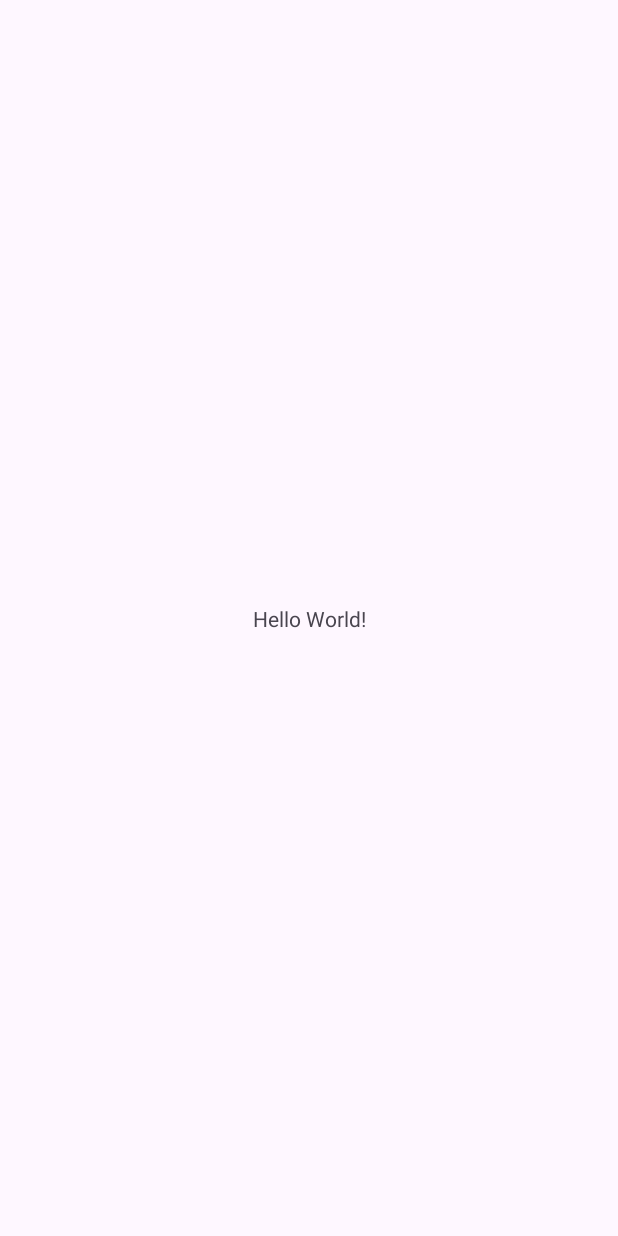
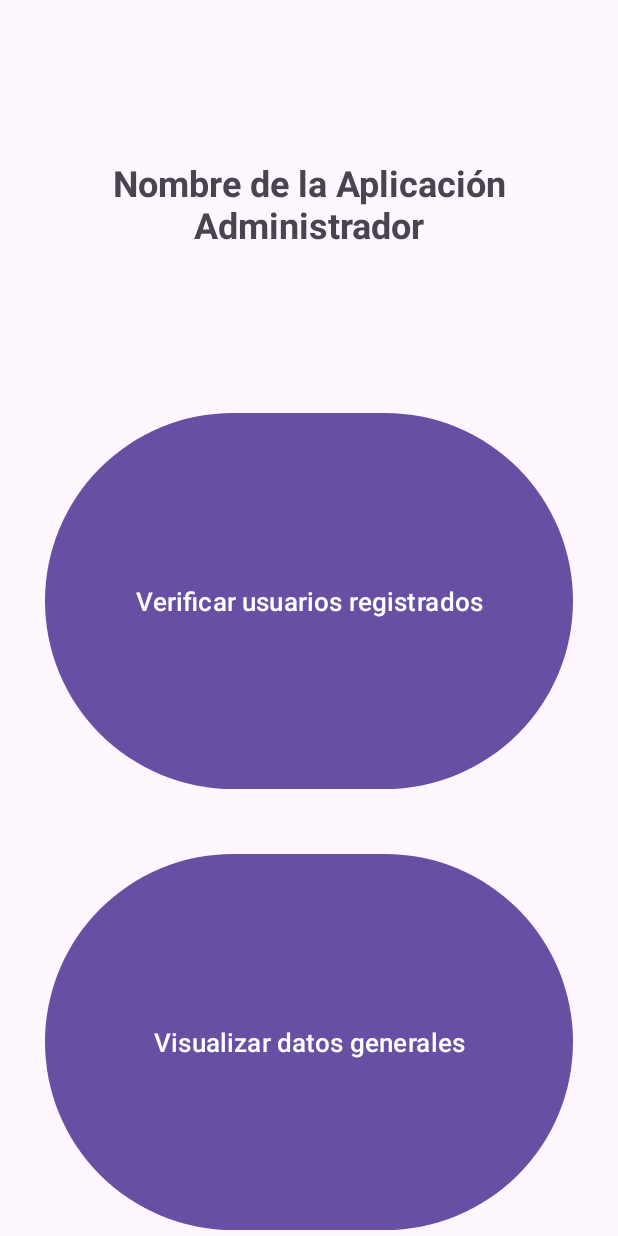
Before and after one commit to J-2001/Trabajo-Terminal-II, an Android app: the screen it shows after launch (MainActivity), on a phone screen of 412 x 824 dp. Before the commit the screen is almost empty. Run offline under Robolectric (Android 15) with nearby library versions, the phone set to English and light mode, and no system bars.

Commit message:
Implementación del Caso de Uso 8

```diff
--- a/app/src/main/AndroidManifest.xml
+++ b/app/src/main/AndroidManifest.xml
@@ -13,6 +13,9 @@
         android:theme="@style/Theme.Prototipo3"
         tools:targetApi="31">
         <activity
+            android:name=".SecondActivity"
+            android:exported="false" />
+        <activity
             android:name=".MainActivity"
             android:exported="true">
             <intent-filter>
--- a/app/src/main/java/com/example/prototipo3/MainActivity.java
+++ b/app/src/main/java/com/example/prototipo3/MainActivity.java
@@ -2,7 +2,9 @@ package com.example.prototipo3;
 
 import androidx.appcompat.app.AppCompatActivity;
 
+import android.content.Intent;
 import android.os.Bundle;
+import android.widget.Button;
 
 public class MainActivity extends AppCompatActivity {
 
@@ -10,5 +12,16 @@ public class MainActivity extends AppCompatActivity {
     protected void onCreate(Bundle savedInstanceState) {
         super.onCreate(savedInstanceState);
         setContentView(R.layout.activity_main);
+
+        Button btn01 = this.findViewById(R.id.main_btn_01);
+
+        btn01.setOnClickListener(v -> {
+            Intent secondActivity = new Intent(MainActivity.this, SecondActivity.class);
+            startActivity(secondActivity);
+        });
+
+        Button btn02 = this.findViewById(R.id.main_btn_02);
+
+        btn02.setOnClickListener(v -> {});
     }
 }
--- a/app/src/main/res/layout/activity_main.xml
+++ b/app/src/main/res/layout/activity_main.xml
@@ -1,18 +1,45 @@
 <?xml version="1.0" encoding="utf-8"?>
-<androidx.constraintlayout.widget.ConstraintLayout xmlns:android="http://schemas.android.com/apk/res/android"
-    xmlns:app="http://schemas.android.com/apk/res-auto"
+<androidx.coordinatorlayout.widget.CoordinatorLayout
+    xmlns:android="http://schemas.android.com/apk/res/android"
     xmlns:tools="http://schemas.android.com/tools"
     android:layout_width="match_parent"
     android:layout_height="match_parent"
     tools:context=".MainActivity">
 
-    <TextView
-        android:layout_width="wrap_content"
-        android:layout_height="wrap_content"
-        android:text="Hello World!"
-        app:layout_constraintBottom_toBottomOf="parent"
-        app:layout_constraintEnd_toEndOf="parent"
-        app:layout_constraintStart_toStartOf="parent"
-        app:layout_constraintTop_toTopOf="parent" />
+    <LinearLayout
+        android:layout_width="match_parent"
+        android:layout_height="match_parent"
+        android:orientation="vertical"
+        android:gravity="center">
 
-</androidx.constraintlayout.widget.ConstraintLayout>
+        <TextView
+            android:layout_width="match_parent"
+            android:layout_height="wrap_content"
+            android:text="@string/app_name"
+            android:textSize="24sp"
+            android:textStyle="bold"
+            android:layout_weight="1"
+            android:gravity="center"/>
+
+        <Button
+            android:id="@+id/main_btn_01"
+            android:layout_width="match_parent"
+            android:layout_height="wrap_content"
+            android:text="@string/main_btn_01"
+            android:textSize="17sp"
+            android:layout_weight="1"
+            android:layout_marginHorizontal="30dp"
+            android:layout_marginBottom="35dp"/>
+
+        <Button
+            android:id="@+id/main_btn_02"
+            android:layout_width="match_parent"
+            android:layout_height="wrap_content"
+            android:text="@string/main_btn_02"
+            android:textSize="17sp"
+            android:layout_weight="1"
+            android:layout_marginHorizontal="30dp"/>
+
+    </LinearLayout>
+
+</androidx.coordinatorlayout.widget.CoordinatorLayout>
--- a/app/src/main/res/values/strings.xml
+++ b/app/src/main/res/values/strings.xml
@@ -1,3 +1,7 @@
 <resources>
-    <string name="app_name">Prototipo3</string>
+    <string name="app_name">Nombre de la Aplicación Administrador</string>
+    <string name="main_btn_01">Verificar usuarios registrados</string>
+    <string name="main_btn_02">Visualizar datos generales</string>
+    <string name="second_tv_00">Verificar Usuarios Registrados</string>
+    <string name="second_tv_01">Verificando...</string>
 </resources>
```
Also changed, not shown: app/src/main/java/com/example/prototipo3/SecondActivity.java (added, +14 -0 lines), app/src/main/res/layout/activity_second.xml (added, +38 -0 lines).
